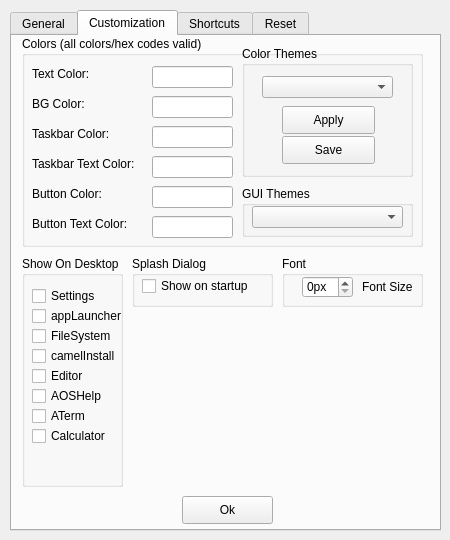
Old version of the form uis/settings.ui in the repository AOS-GUI/AOS-GUI.
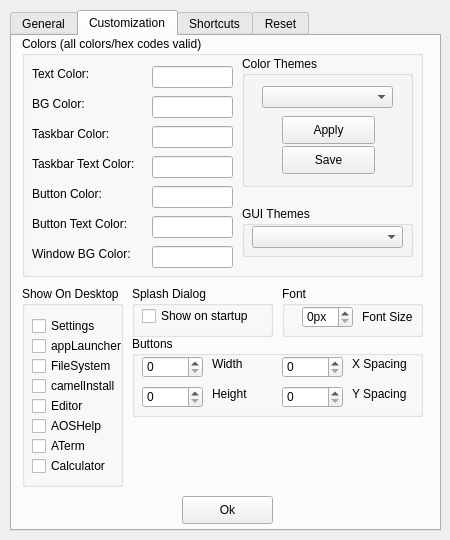
New version of the form. The open tabs and pages were chosen to show the change.

The edit to the form file:
```diff
--- a/uis/settings.ui
+++ b/uis/settings.ui
@@ -147,7 +147,7 @@
        <x>10</x>
        <y>0</y>
        <width>401</width>
-       <height>211</height>
+       <height>241</height>
       </rect>
      </property>
      <property name="title">
@@ -295,7 +295,7 @@
       <property name="geometry">
        <rect>
         <x>220</x>
-        <y>10</y>
+        <y>20</y>
         <width>171</width>
         <height>131</height>
        </rect>
@@ -347,7 +347,7 @@
       <property name="geometry">
        <rect>
         <x>220</x>
-        <y>150</y>
+        <y>170</y>
         <width>171</width>
         <height>51</height>
        </rect>
@@ -366,14 +366,37 @@
        </property>
       </widget>
      </widget>
+     <widget class="QLabel" name="cL_7">
+      <property name="geometry">
+       <rect>
+        <x>10</x>
+        <y>210</y>
+        <width>121</width>
+        <height>16</height>
+       </rect>
+      </property>
+      <property name="text">
+       <string notr="true">Window BG Color:</string>
+      </property>
+     </widget>
+     <widget class="QLineEdit" name="cLE_7">
+      <property name="geometry">
+       <rect>
+        <x>130</x>
+        <y>210</y>
+        <width>81</width>
+        <height>22</height>
+       </rect>
+      </property>
+     </widget>
     </widget>
     <widget class="QGroupBox" name="showOnDesktop">
      <property name="geometry">
       <rect>
        <x>10</x>
-       <y>220</y>
+       <y>250</y>
        <width>101</width>
-       <height>231</height>
+       <height>201</height>
       </rect>
      </property>
      <property name="title">
@@ -501,7 +524,7 @@
      <property name="geometry">
       <rect>
        <x>270</x>
-       <y>220</y>
+       <y>250</y>
        <width>141</width>
        <height>51</height>
       </rect>
@@ -540,7 +563,7 @@
      <property name="geometry">
       <rect>
        <x>120</x>
-       <y>220</y>
+       <y>250</y>
        <width>141</width>
        <height>51</height>
       </rect>
@@ -562,6 +585,123 @@
       </property>
      </widget>
     </widget>
+    <widget class="QGroupBox" name="btnSizeBox">
+     <property name="geometry">
+      <rect>
+       <x>120</x>
+       <y>300</y>
+       <width>291</width>
+       <height>81</height>
+      </rect>
+     </property>
+     <property name="title">
+      <string notr="true">Buttons</string>
+     </property>
+     <widget class="QSpinBox" name="btnW">
+      <property name="geometry">
+       <rect>
+        <x>10</x>
+        <y>20</y>
+        <width>61</width>
+        <height>22</height>
+       </rect>
+      </property>
+      <property name="maximum">
+       <number>999999</number>
+      </property>
+     </widget>
+     <widget class="QSpinBox" name="btnH">
+      <property name="geometry">
+       <rect>
+        <x>10</x>
+        <y>50</y>
+        <width>61</width>
+        <height>22</height>
+       </rect>
+      </property>
+      <property name="maximum">
+       <number>999999</number>
+      </property>
+     </widget>
+     <widget class="QSpinBox" name="btnX">
+      <property name="geometry">
+       <rect>
+        <x>150</x>
+        <y>20</y>
+        <width>61</width>
+        <height>22</height>
+       </rect>
+      </property>
+      <property name="maximum">
+       <number>999999</number>
+      </property>
+     </widget>
+     <widget class="QSpinBox" name="btnY">
+      <property name="geometry">
+       <rect>
+        <x>150</x>
+        <y>50</y>
+        <width>61</width>
+        <height>22</height>
+       </rect>
+      </property>
+      <property name="maximum">
+       <number>999999</number>
+      </property>
+     </widget>
+     <widget class="QLabel" name="btnWL">
+      <property name="geometry">
+       <rect>
+        <x>80</x>
+        <y>20</y>
+        <width>55</width>
+        <height>16</height>
+       </rect>
+      </property>
+      <property name="text">
+       <string notr="true">Width</string>
+      </property>
+     </widget>
+     <widget class="QLabel" name="btnHL">
+      <property name="geometry">
+       <rect>
+        <x>80</x>
+        <y>50</y>
+        <width>55</width>
+        <height>16</height>
+       </rect>
+      </property>
+      <property name="text">
+       <string notr="true">Height</string>
+      </property>
+     </widget>
+     <widget class="QLabel" name="btnXL">
+      <property name="geometry">
+       <rect>
+        <x>220</x>
+        <y>20</y>
+        <width>81</width>
+        <height>16</height>
+       </rect>
+      </property>
+      <property name="text">
+       <string notr="true">X Spacing</string>
+      </property>
+     </widget>
+     <widget class="QLabel" name="btnYL">
+      <property name="geometry">
+       <rect>
+        <x>220</x>
+        <y>50</y>
+        <width>81</width>
+        <height>16</height>
+       </rect>
+      </property>
+      <property name="text">
+       <string notr="true">Y Spacing</string>
+      </property>
+     </widget>
+    </widget>
    </widget>
    <widget class="QWidget" name="shortcuts">
     <attribute name="title">
```
Left out of the diff: 15 changed lines with no effect on the pictures.
